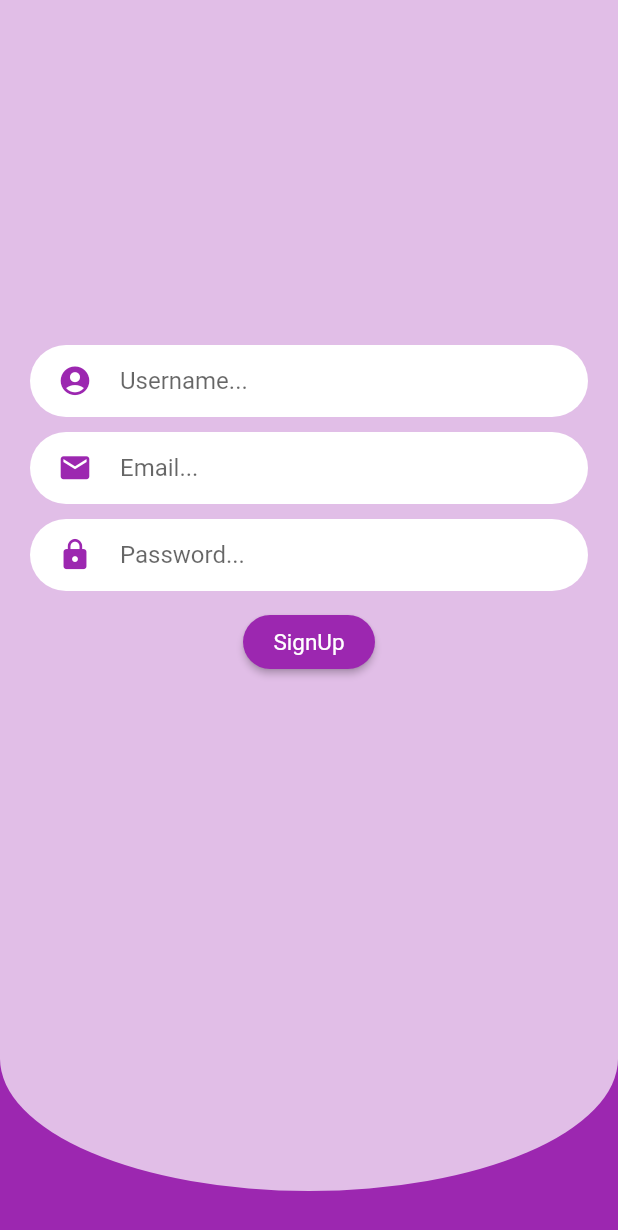
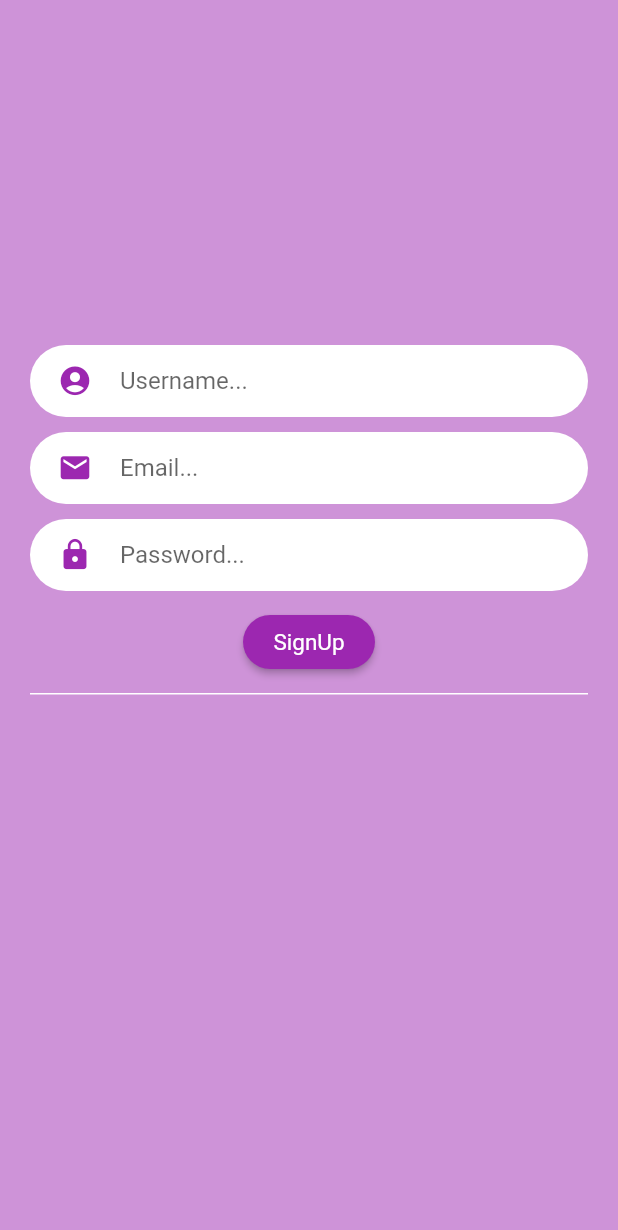
Before and after one commit to Ravi-Sharma792/task_app, a Flutter app: the screen it shows after launch, after a tap on "SignUp", on a phone screen of 412 x 824 dp. Shown: the top 1230 px of the screen. Run offline on Flutter 3.47's test engine with Material 2 defaults, Android fonts, the phone set to English and light mode, and no system bars; Roboto replaces fonts that are missing (NewHelvetica).

Commit message:
still_signup

```diff
--- a/lib/Screens/signup_screen.dart
+++ b/lib/Screens/signup_screen.dart
@@ -1,5 +1,5 @@
 import 'package:flutter/material.dart';
-import 'package:flare_flutter/flare_actor.dart';
+// import 'package:flare_flutter/flare_actor.dart';
 
 class SignUpScreen extends StatelessWidget {
   @override
@@ -8,22 +8,25 @@ class SignUpScreen extends StatelessWidget {
     double deviceWidth = MediaQuery.of(context).size.width;
     return SafeArea(
       child: Scaffold(
-        backgroundColor: Theme.of(context).primaryColor,
-        body: Stack(
+        resizeToAvoidBottomPadding: false,
+        resizeToAvoidBottomInset: true,
+        backgroundColor: Theme.of(context).accentColor,
+        body: SingleChildScrollView(
+          child: Stack(
             children: <Widget>[
-            Container(
-              //padding: EdgeInsets.all(100.0),
-              margin: EdgeInsets.only(bottom: 30.0),
-              height: deviceHeight,
-              width: deviceWidth,
-              decoration: BoxDecoration(
-                borderRadius: BorderRadius.only(
-                  bottomLeft: Radius.elliptical(700.0, 300.0),
-                  bottomRight: Radius.elliptical(700.0, 300.0),
-                ),
-                color: Theme.of(context).accentColor,
-              ),
-            ),
+              // Container(
+              //   padding: EdgeInsets.all(100.0),
+              //   margin: EdgeInsets.only(bottom: 30.0),
+              //   height: deviceHeight,
+              //   width: deviceWidth,
+              //   decoration: BoxDecoration(
+              //     borderRadius: BorderRadius.only(
+              //       bottomLeft: Radius.elliptical(700.0, 300.0),
+              //       bottomRight: Radius.elliptical(700.0, 300.0),
+              //     ),
+              //     color: Theme.of(context).accentColor,
+              //   ),
+              // ),
               Padding(
                 padding: EdgeInsets.fromLTRB(20, 230, 20, 0),
                 child: Column(
@@ -117,7 +120,8 @@ class SignUpScreen extends StatelessWidget {
                     ),
                     RaisedButton(
                       color: Theme.of(context).primaryColor,
-                    onPressed: () => Navigator.of(context).pushNamed('/signup'),
+                      onPressed: () =>
+                          Navigator.of(context).pushNamed('/signup'),
                       child: Text(
                         'SignUp',
                         style: Theme.of(context).textTheme.button,
@@ -126,12 +130,21 @@ class SignUpScreen extends StatelessWidget {
                         borderRadius: BorderRadius.circular(25.0),
                       ),
                     ),
+                    SizedBox(
+                      height: 10.0,
+                    ),
+                    Container(
+                      height: 1,
+                      width: deviceWidth,
+                      color: Colors.white,
+                    )
                   ],
                 ),
               ),
             ],
           ),
         ),
+      ),
     );
   }
 }
--- a/lib/main.dart
+++ b/lib/main.dart
@@ -16,7 +16,7 @@ class MyApp extends StatelessWidget {
       title: 'Flutter Demo',
       theme: ThemeData(
         primarySwatch: Colors.purple,
-        accentColor: Colors.purple[100],
+        accentColor: Colors.purple[200],
         fontFamily: 'Raleway',
         textTheme: ThemeData.light().textTheme.copyWith(
               button: TextStyle(
```
Lines whose indentation alone changed are shown as unchanged.
